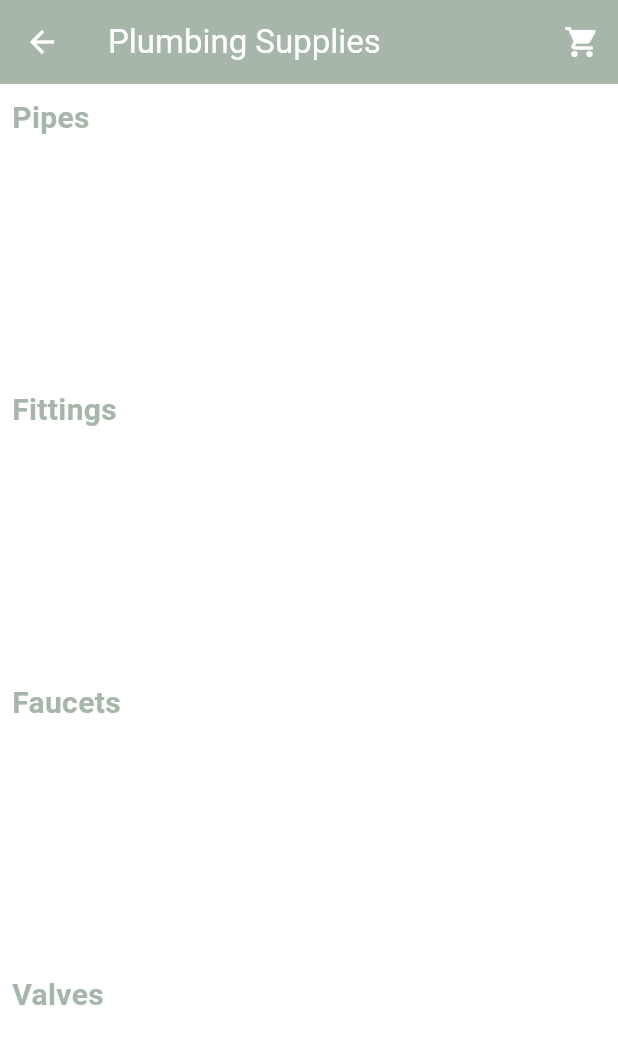
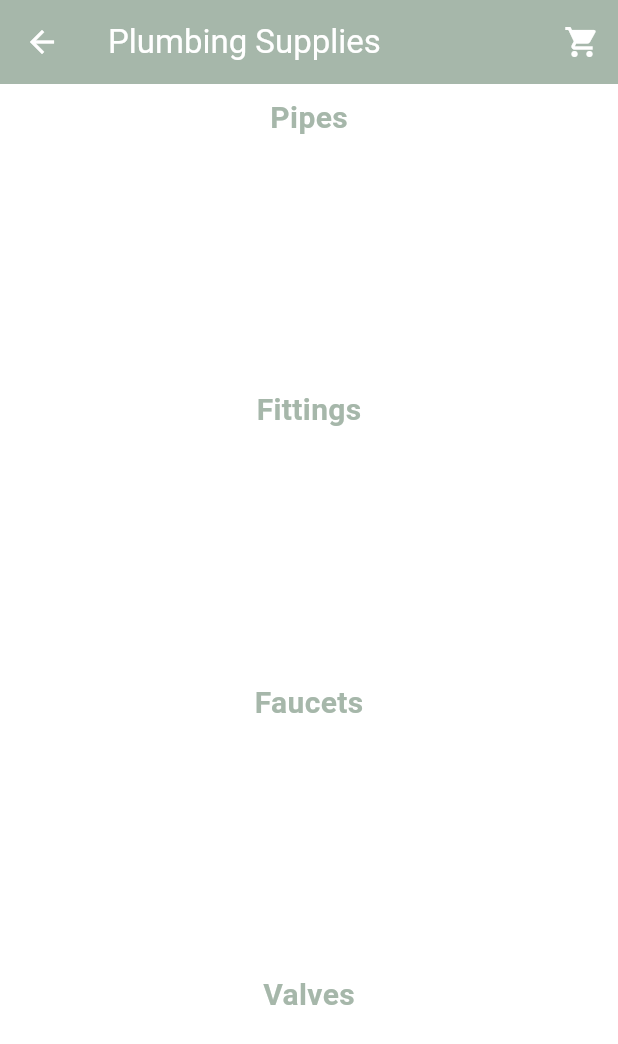
Before and after one commit to HiranMaleesha/nexgen, a Flutter app: the PlumbingScreen screen opened directly, on a phone screen of 412 x 824 dp. Shown: the top 1044 px of the screen. Run offline on Flutter 3.47's test engine with Material 3 defaults, Android fonts, the phone set to English and light mode, and no system bars; our stand-ins replace cloud_firestore, firebase_auth, firebase_core, firebase_storage, google_maps_flutter, image_picker; accounts and stored records are empty.

Commit message:
Update PlumbingScreen.dart

```diff
--- a/lib/PlumbingScreen.dart
+++ b/lib/PlumbingScreen.dart
@@ -189,10 +189,15 @@ class _PlumbingScreenState extends State<PlumbingScreen> {
       child: Column(
         crossAxisAlignment: CrossAxisAlignment.start,
         children: <Widget>[
-          Text(
-            title,
-            style: TextStyle(
-                fontSize: 20, fontWeight: FontWeight.bold, color: primaryColor),
+          Center(
+            child: Text(
+              title,
+              style: TextStyle(
+                fontSize: 20,
+                fontWeight: FontWeight.bold,
+                color: primaryColor,
+              ),
+            ),
           ),
           SizedBox(
             height: 150.0,
@@ -222,7 +227,8 @@ class _PlumbingScreenState extends State<PlumbingScreen> {
       child: Card(
         color: secondaryColor,
         child: SizedBox(
-          width: 120.0,
+          width: MediaQuery.of(context).size.width - 25,
+          //width: 120.0,
           child: Column(
             mainAxisAlignment: MainAxisAlignment.center,
             children: <Widget>[
```
